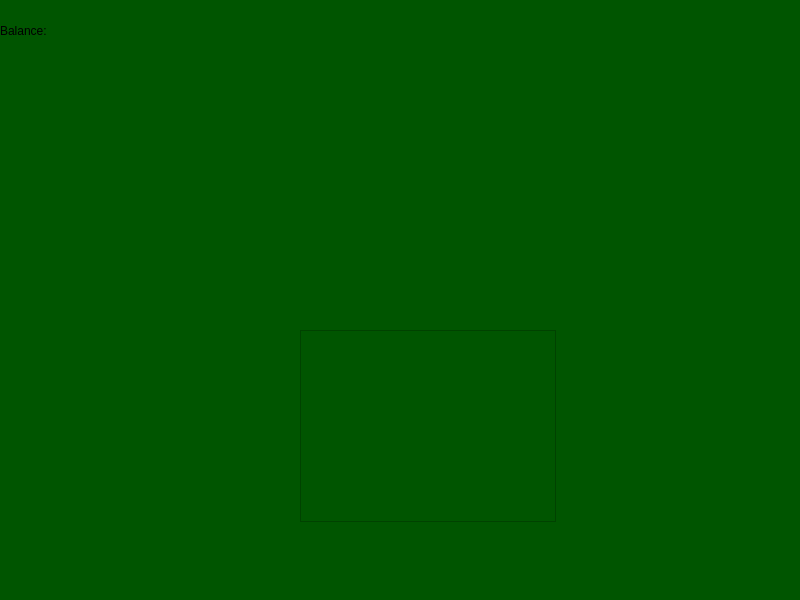
Before: the Qt Designer form mainwindow.ui in miikeGit/Blackjack, drawn with Qt 5.
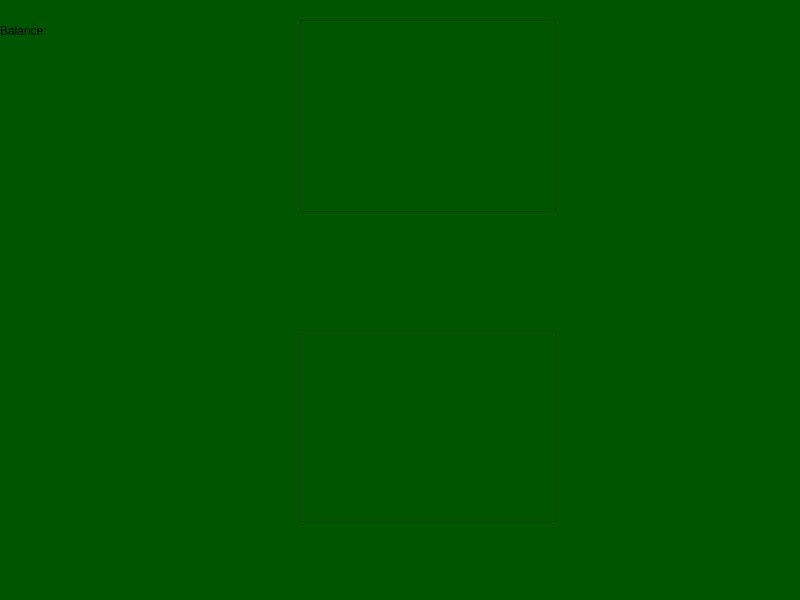
After: the same form once the commit is applied.

The edit to the form file:
```diff
--- a/mainwindow.ui
+++ b/mainwindow.ui
@@ -40,6 +40,16 @@
      </rect>
     </property>
    </widget>
+   <widget class="QGraphicsView" name="dealerHand">
+    <property name="geometry">
+     <rect>
+      <x>300</x>
+      <y>20</y>
+      <width>256</width>
+      <height>192</height>
+     </rect>
+    </property>
+   </widget>
   </widget>
  </widget>
  <resources/>
```
Left out of the diff: 4 changed lines with no effect on the pictures.
